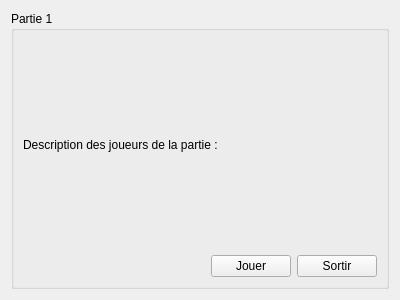
This is StreetCar/StreetCar/DescriptionPlayersNetwork.ui in paboccard/Projet_Prog_Jeu as Qt 5 draws it before an edit. The edited form follows.
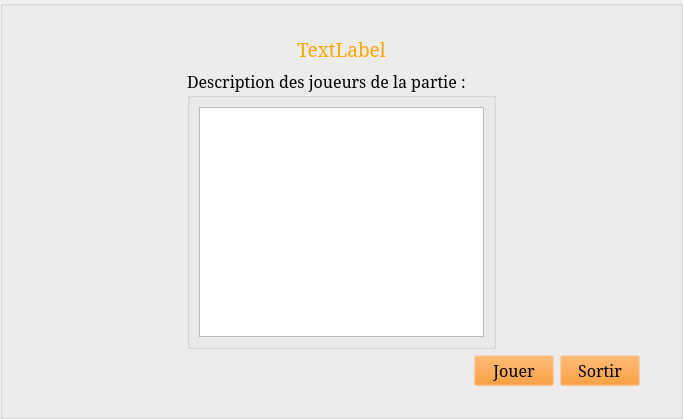
This is the edited form. Icons and pictures are not drawn.

Diff of the .ui file:
```diff
--- a/StreetCar/StreetCar/DescriptionPlayersNetwork.ui
+++ b/StreetCar/StreetCar/DescriptionPlayersNetwork.ui
@@ -6,29 +6,162 @@
    <rect>
     <x>0</x>
     <y>0</y>
-    <width>400</width>
-    <height>300</height>
+    <width>683</width>
+    <height>419</height>
    </rect>
   </property>
   <property name="windowTitle">
    <string>Form</string>
   </property>
   <layout class="QVBoxLayout" name="verticalLayout">
+   <property name="leftMargin">
+    <number>0</number>
+   </property>
+   <property name="topMargin">
+    <number>0</number>
+   </property>
+   <property name="rightMargin">
+    <number>0</number>
+   </property>
+   <property name="bottomMargin">
+    <number>0</number>
+   </property>
    <item>
     <widget class="QGroupBox" name="groupBox">
+     <property name="styleSheet">
+      <string notr="true">#groupBox {
+	border-image: url(:/images/menu_fond);
+}
+
+#label {
+	color: orange;
+}
+
+QPushButton {
+	background-color: rgba(255, 128, 0, 0);
+}
+
+QPushButton::hover{
+	background-color: rgba(255, 0, 0, 100);
+	font-weight: bold;
+}</string>
+     </property>
      <property name="title">
-      <string>Partie 1</string>
+      <string/>
      </property>
      <layout class="QVBoxLayout" name="verticalLayout_2">
+      <property name="sizeConstraint">
+       <enum>QLayout::SetMinimumSize</enum>
+      </property>
+      <property name="leftMargin">
+       <number>40</number>
+      </property>
+      <property name="topMargin">
+       <number>30</number>
+      </property>
+      <property name="rightMargin">
+       <number>40</number>
+      </property>
+      <property name="bottomMargin">
+       <number>30</number>
+      </property>
       <item>
-       <widget class="QLabel" name="label">
-        <property name="text">
-         <string>Description des joueurs de la partie :</string>
-        </property>
-       </widget>
+       <layout class="QHBoxLayout" name="horizontalLayout_2">
+        <item>
+         <spacer name="horizontalSpacer_2">
+          <property name="orientation">
+           <enum>Qt::Horizontal</enum>
+          </property>
+          <property name="sizeHint" stdset="0">
+           <size>
+            <width>40</width>
+            <height>20</height>
+           </size>
+          </property>
+         </spacer>
+        </item>
+        <item>
+         <widget class="QLabel" name="label">
+          <property name="font">
+           <font>
+            <family>Serif</family>
+            <pointsize>14</pointsize>
+           </font>
+          </property>
+          <property name="text">
+           <string>TextLabel</string>
+          </property>
+         </widget>
+        </item>
+        <item>
+         <spacer name="horizontalSpacer_3">
+          <property name="orientation">
+           <enum>Qt::Horizontal</enum>
+          </property>
+          <property name="sizeHint" stdset="0">
+           <size>
+            <width>40</width>
+            <height>20</height>
+           </size>
+          </property>
+         </spacer>
+        </item>
+       </layout>
       </item>
       <item>
-       <layout class="QHBoxLayout" name="DescribePlayerLayout"/>
+       <layout class="QHBoxLayout" name="DescribePlayerLayout">
+        <item>
+         <spacer name="horizontalSpacer_4">
+          <property name="orientation">
+           <enum>Qt::Horizontal</enum>
+          </property>
+          <property name="sizeHint" stdset="0">
+           <size>
+            <width>40</width>
+            <height>20</height>
+           </size>
+          </property>
+         </spacer>
+        </item>
+        <item>
+         <widget class="QGroupBox" name="groupBox_2">
+          <property name="font">
+           <font>
+            <family>Serif</family>
+            <pointsize>12</pointsize>
+           </font>
+          </property>
+          <property name="title">
+           <string>Description des joueurs de la partie :</string>
+          </property>
+          <layout class="QVBoxLayout" name="verticalLayout_3">
+           <item>
+            <widget class="QTableWidget" name="tableWidget">
+             <property name="font">
+              <font>
+               <family>Serif</family>
+               <pointsize>12</pointsize>
+              </font>
+             </property>
+            </widget>
+           </item>
+          </layout>
+         </widget>
+        </item>
+        <item>
+         <spacer name="horizontalSpacer_5">
+          <property name="orientation">
+           <enum>Qt::Horizontal</enum>
+          </property>
+          <property name="sizeHint" stdset="0">
+           <size>
+            <width>40</width>
+            <height>20</height>
+           </size>
+          </property>
+         </spacer>
+        </item>
+       </layout>
       </item>
       <item>
        <layout class="QHBoxLayout" name="horizontalLayout">
@@ -47,6 +180,12 @@
         </item>
         <item>
          <widget class="QPushButton" name="buttonPlay">
+          <property name="font">
+           <font>
+            <family>Serif</family>
+            <pointsize>12</pointsize>
+           </font>
+          </property>
           <property name="text">
            <string>Jouer</string>
           </property>
@@ -54,6 +193,12 @@
         </item>
         <item>
          <widget class="QPushButton" name="buttonExit">
+          <property name="font">
+           <font>
+            <family>Serif</family>
+            <pointsize>12</pointsize>
+           </font>
+          </property>
           <property name="text">
            <string>Sortir</string>
           </property>
```
